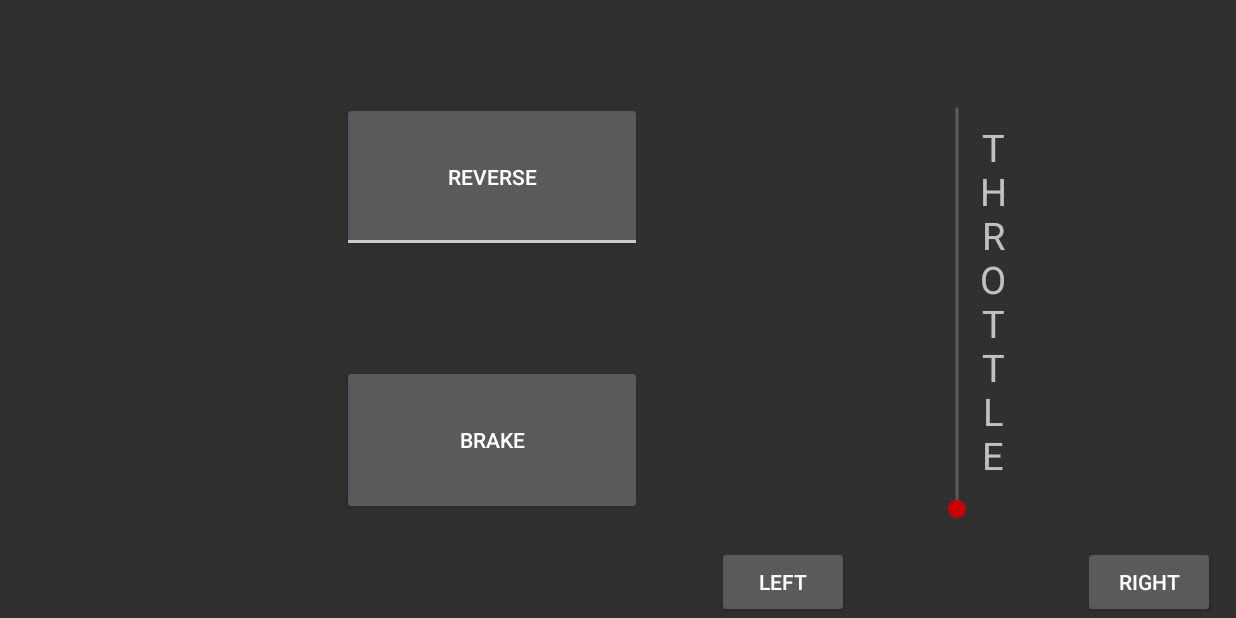
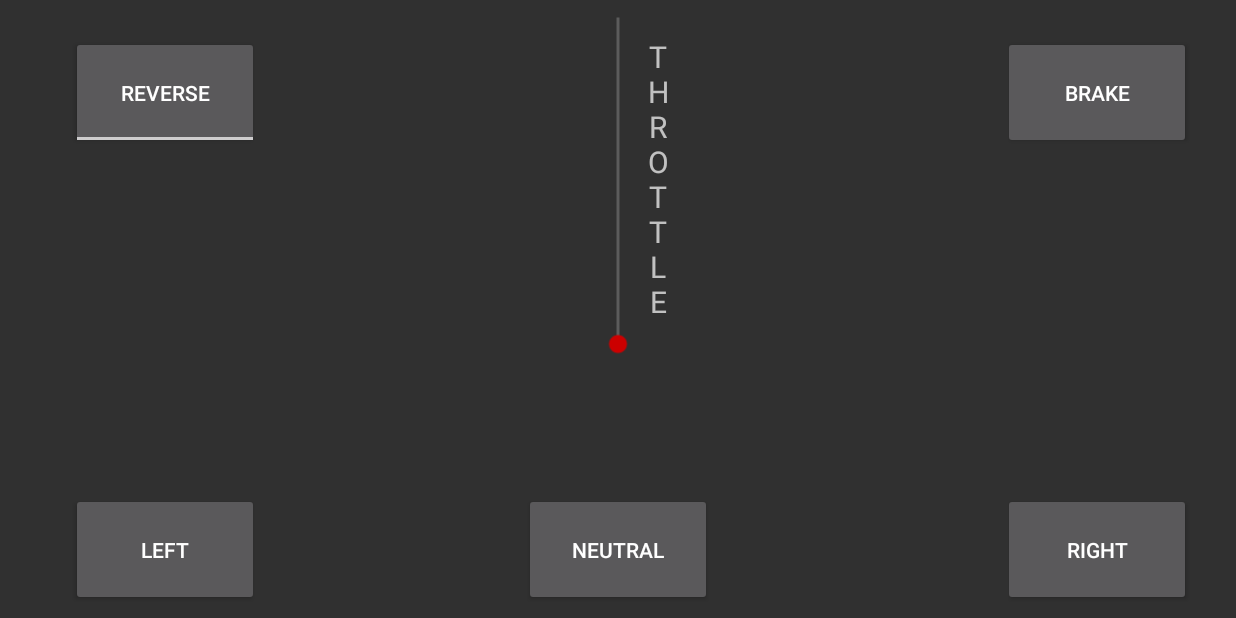
Before and after one commit to renoldhuman/hackisu_droidcar, an Android app: the screen it shows after launch (MainActivity), on a phone screen of 824 x 412 dp (held sideways). Run offline under Robolectric (Android 15) with nearby library versions, the phone set to English and light mode, and no system bars.

Commit message:
Added Neutral Button

```diff
--- a/DroidCar/app/src/main/java/com/example/android/droidcar/MainActivity.java
+++ b/DroidCar/app/src/main/java/com/example/android/droidcar/MainActivity.java
@@ -114,6 +114,20 @@ public class MainActivity extends AppCompatActivity implements SensorEventListen
                         Log.d("Turn","Right: Action Up");
                         rcTurn = 0;
                         rcTurnAmt = 4095;
+                        return true;
+                }
+                return false;
+            }
+        });
+
+        final Button neutral = (Button) findViewById(R.id.neutral);
+        neutral.setOnTouchListener(new View.OnTouchListener(){
+            @Override
+            public boolean onTouch(View v, MotionEvent event){
+                switch (event.getAction() & MotionEvent.ACTION_MASK){
+                    case MotionEvent.ACTION_BUTTON_PRESS:
+                        rcTurnAmt = 0;
+                        sendRequest();
                         return true;
                 }
                 return false;
--- a/DroidCar/app/src/main/res/layout/activity_main.xml
+++ b/DroidCar/app/src/main/res/layout/activity_main.xml
@@ -11,67 +11,76 @@
 
     <SeekBar
         android:id="@+id/seekBar"
-        android:layout_width="300dp"
-        android:layout_height="75dp"
+        android:layout_width="250dp"
+        android:layout_height="65dp"
         android:rotation="270"
         android:minHeight="4dip"
         android:minWidth="4dip"
         android:max="4095"
-        android:paddingHorizontal="350dp"
-        android:paddingVertical="350dp"
+        android:paddingHorizontal="250dp"
+        android:paddingVertical="250dp"
         tools:layout_editor_absoluteX="107dp"
         tools:layout_editor_absoluteY="178dp"
-        android:layout_marginEnd="36dp"
-        android:layout_centerVertical="true"
-        android:layout_alignParentEnd="true" />
+        android:layout_marginTop="64dp"
+        android:layout_alignTop="@+id/textView"
+        android:layout_centerHorizontal="true" />
 
     <Button
         android:id="@+id/brakeButton"
-        android:layout_width="200dp"
-        android:layout_height="100dp"
+        android:layout_width="125dp"
+        android:layout_height="75dp"
         android:text="Brake"
-        android:layout_below="@+id/seekBar"
-        android:layout_toStartOf="@+id/seekBar"
-        android:layout_marginEnd="60dp" />
+        android:layout_alignTop="@+id/textView"
+        android:layout_alignEnd="@+id/rightTurn" />
 
     <ToggleButton
         android:id="@+id/shiftButton"
-        android:layout_width="200dp"
-        android:layout_height="100dp"
+        android:layout_width="125dp"
+        android:layout_height="75dp"
         android:text="Shift"
         android:textOff="Reverse"
         android:textOn="Drive"
-        android:layout_above="@+id/seekBar"
-        android:layout_alignStart="@+id/brakeButton" />
+        android:layout_marginTop="24dp"
+        android:layout_alignParentTop="true"
+        android:layout_alignParentStart="true"
+        android:layout_marginStart="47dp" />
 
     <TextView
         android:id="@+id/textView"
         android:layout_width="25dp"
-        android:layout_height="250dp"
+        android:layout_height="200dp"
         android:text="T\nH\nR\nO\nT\nT\nL\nE"
-        android:textSize="25dp"
+        android:textSize="20dp"
         android:textAlignment="center"
-        android:layout_marginEnd="113dp"
-        android:layout_centerVertical="true"
-        android:layout_alignEnd="@+id/seekBar" />
+        android:layout_marginEnd="23dp"
+        android:layout_alignTop="@+id/shiftButton"
+        android:layout_alignEnd="@+id/neutral" />
 
     <Button
         android:id="@+id/leftTurn"
-        android:layout_width="wrap_content"
-        android:layout_height="wrap_content"
+        android:layout_width="125dp"
+        android:layout_height="75dp"
         android:text="Left"
-        android:layout_alignParentBottom="true"
-        android:layout_toEndOf="@+id/shiftButton"
-        android:layout_marginStart="50dp" />
+        android:layout_alignBottom="@+id/neutral"
+        android:layout_alignStart="@+id/shiftButton" />
 
     <Button
         android:id="@+id/rightTurn"
-        android:layout_width="wrap_content"
-        android:layout_height="wrap_content"
+        android:layout_width="125dp"
+        android:layout_height="75dp"
+        android:text="Right"
+        android:layout_marginEnd="30dp"
+        android:layout_alignBottom="@+id/neutral"
+        android:layout_alignParentEnd="true" />
+
+    <Button
+        android:id="@+id/neutral"
+        android:layout_width="125dp"
+        android:layout_height="75dp"
+        android:text="Neutral"
+        android:layout_marginBottom="8dp"
         android:layout_alignParentBottom="true"
-        android:layout_alignParentEnd="true"
-        android:layout_marginEnd="14dp"
-        android:text="Right" />
+        android:layout_centerHorizontal="true" />
 
 
 </RelativeLayout>
```
